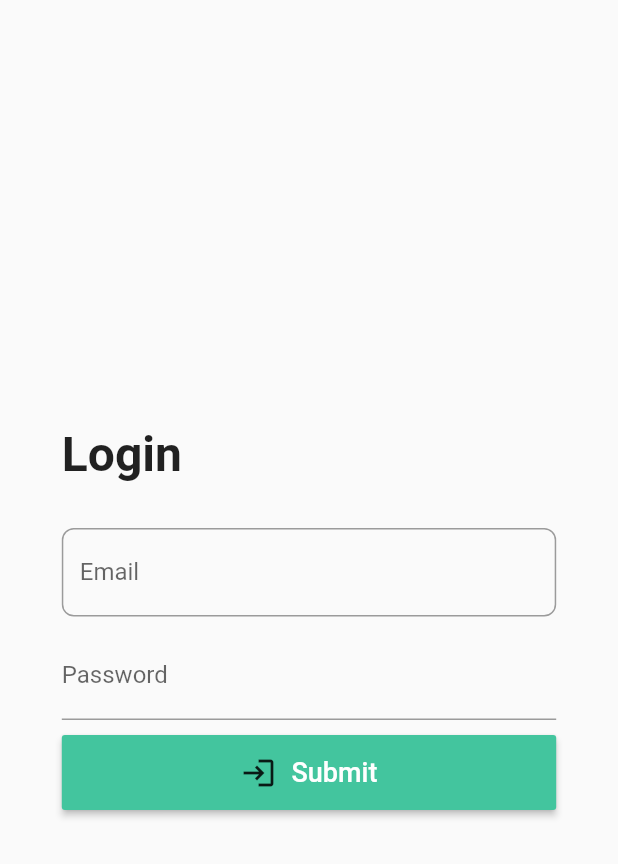
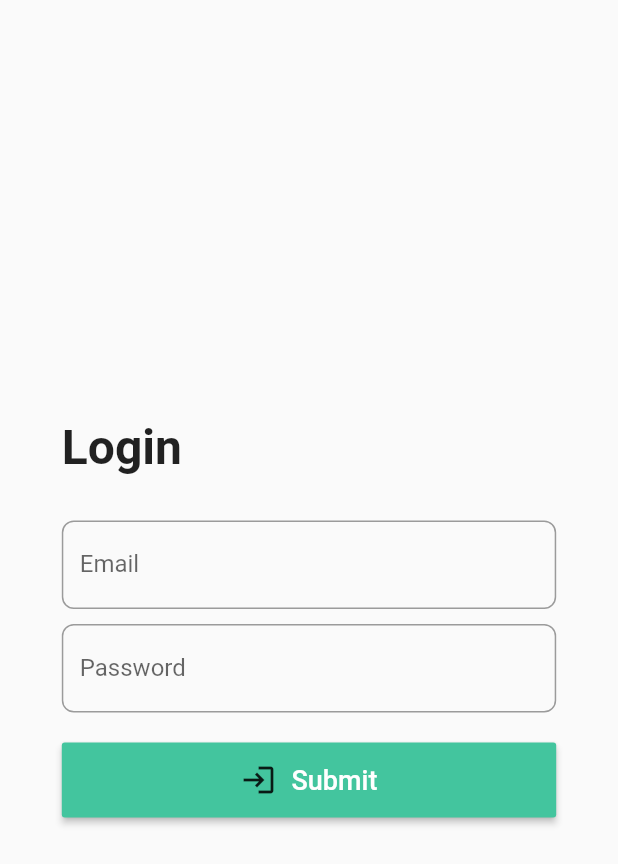
Before and after one commit to YogeshUpdhyay/savings_target, a Flutter app: the Login screen opened by its route, on a phone screen of 412 x 824 dp. Shown: the top 864 px of the screen. Run offline on Flutter 3.47's test engine with Material 2 defaults, Android fonts, the phone set to English and light mode, and no system bars; our stand-ins replace google_fonts; missing offline and left inert: ms_undraw.

Commit message:
login updated

```diff
--- a/lib/views/login.dart
+++ b/lib/views/login.dart
@@ -41,10 +41,14 @@ class _LoginState extends State<Login> {
             SizedBox(height: 10.0,),
             TextField(
               decoration: InputDecoration(
-                labelText: "Password"
+                labelText: "Password",
+                border: OutlineInputBorder(
+                  borderRadius: BorderRadius.circular(8.0),
+                  borderSide: BorderSide(color: Colors.black)
+                )
               ),
             ),
-            SizedBox(height: 10.0,),
+            SizedBox(height: 20.0,),
             MaterialButton(
               onPressed: () {},
               color: const Color(0xff43c59e),
```
